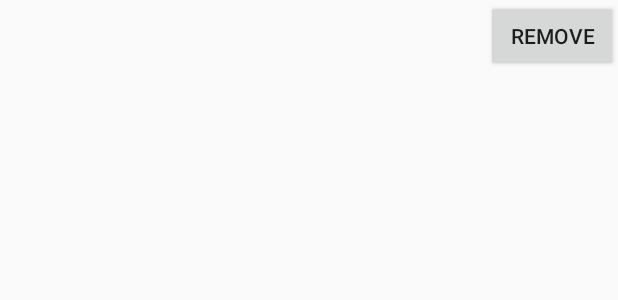
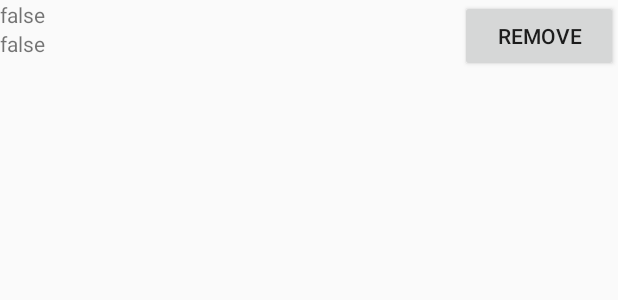
Before and after one commit to dmanikt/firebase_calendar, an Android app: the layout item_todo.xml on its own in the app's theme, with its tools: preview values and no code run, on a phone screen of 412 x 824 dp. Shown: the top 300 px of the screen. Run offline under Robolectric (Android 15) with nearby library versions, the phone set to English and light mode, and no system bars.

Commit message:
calendar add friend, todo list view

```diff
--- a/app/src/main/res/layout/activity_main.xml
+++ b/app/src/main/res/layout/activity_main.xml
@@ -41,7 +41,7 @@
         android:layout_height="match_parent">
         <com.github.naz013.awcalendar.AwesomeCalendarView
             android:id="@+id/calendar_view"
-            android:layout_width="match_parent"
+            android:layout_width="wrap_content"
             android:layout_height="wrap_content"
             app:ac_day_bg_color="@color/colorPrimary"
             app:ac_day_border_color="#ffffff"
--- a/app/src/main/res/layout/item_todo.xml
+++ b/app/src/main/res/layout/item_todo.xml
@@ -1,21 +1,31 @@
 <?xml version="1.0" encoding="utf-8"?>
-<RelativeLayout
-    xmlns:android="http://schemas.android.com/apk/res/android" android:layout_width="match_parent"
-    android:layout_height="match_parent">
-
-    <TextView
-        android:id="@+id/task_title"
+<LinearLayout xmlns:android="http://schemas.android.com/apk/res/android"
+    android:layout_width="match_parent"
+    android:layout_height="match_parent"
+    android:orientation="horizontal">
+    <LinearLayout
         android:layout_width="wrap_content"
-        android:layout_height="wrap_content"
-        android:layout_alignParentStart="true"
-        android:layout_alignParentLeft="true" />
+        android:layout_height="match_parent"
+        android:layout_weight="8"
+        android:orientation="vertical">
+        <TextView
+            android:id="@+id/task_title"
+            android:text="@+id/title"
+            android:layout_width="wrap_content"
+            android:layout_height="wrap_content" />
+        <TextView
+            android:id="@+id/task_time"
+            android:text="@+id/time"
+            android:layout_width="wrap_content"
+            android:layout_height="wrap_content"/>
+    </LinearLayout>
 
     <Button
         android:id="@+id/task_delete"
-        android:text="Remove"
         android:layout_width="wrap_content"
         android:layout_height="wrap_content"
-        android:layout_alignParentEnd="true"
-        android:layout_alignParentRight="true"
-        android:onClick="deleteTask" />
-</RelativeLayout>
+        android:onClick="deleteTask"
+        android:text="Remove"
+        android:layout_weight="0.5"/>
+
+</LinearLayout>
--- a/app/src/main/res/layout/todo_list.xml
+++ b/app/src/main/res/layout/todo_list.xml
@@ -11,7 +11,7 @@
         android:layout_height="match_parent">
         <ListView
             android:id="@+id/list_todo"
-            android:layout_width="wrap_content"
+            android:layout_width="match_parent"
             android:layout_height="wrap_content" />
     </RelativeLayout>
 
```
Also changed, not shown: app/src/main/AndroidManifest.xml (+7 -7 lines), app/src/main/java/com/example/firebase_calendar/MainActivity.java (+30 -2 lines), app/src/main/java/com/example/firebase_calendar/TodoActivity.java (+35 -28 lines), app/src/main/java/com/example/firebase_calendar/TodoAdapter.java (added, +41 -0 lines).
